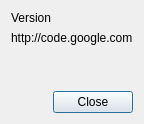
This is app/about.ui in ahagmann/cee as Qt 5 draws it before an edit. The edited form follows.
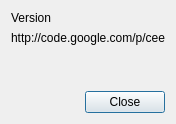
This is the edited form.

```diff
--- a/app/about.ui
+++ b/app/about.ui
@@ -6,7 +6,7 @@
    <rect>
     <x>0</x>
     <y>0</y>
-    <width>176</width>
+    <width>220</width>
     <height>154</height>
    </rect>
   </property>
@@ -36,7 +36,13 @@
    <item>
     <widget class="QLabel" name="label">
      <property name="text">
-      <string>http://code.google.com</string>
+      <string>http://code.google.com/p/cee</string>
+     </property>
+     <property name="openExternalLinks">
+      <bool>true</bool>
+     </property>
+     <property name="textInteractionFlags">
+      <set>Qt::LinksAccessibleByMouse|Qt::TextSelectableByMouse</set>
      </property>
     </widget>
    </item>
```
Left out of the diff: 3 changed lines with no effect on the pictures.
